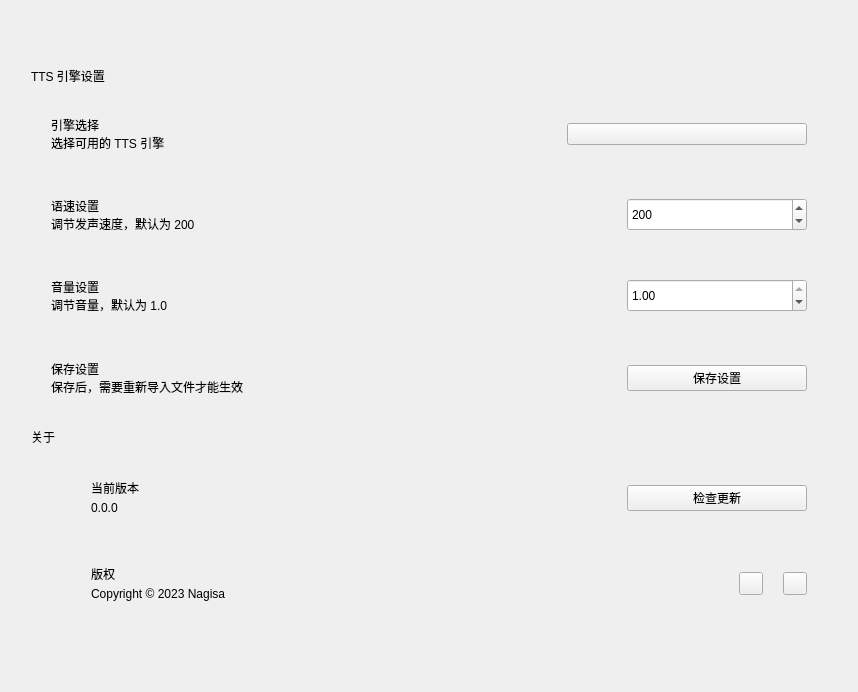
Qt form settingInterface.ui (pth2000/PowerPointReviewer) before a commit.
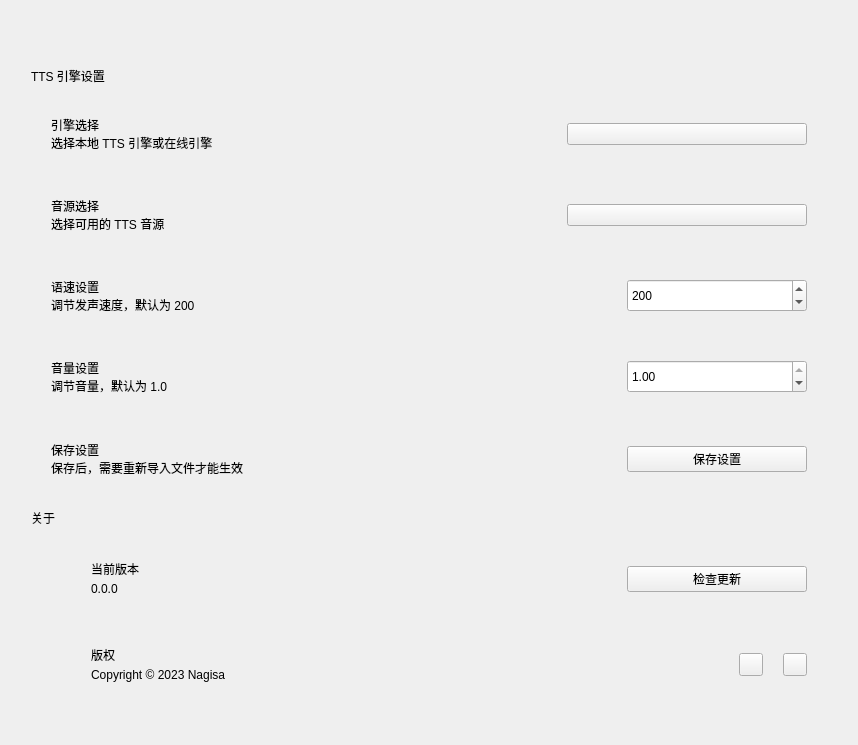
The same form after that commit. Custom widgets are drawn as their Qt base class.

Commit message: 新增讲稿字数统计；新增在线TTS引擎（测试特性）。

Patch:
```diff
--- a/settingInterface.ui
+++ b/settingInterface.ui
@@ -7,7 +7,7 @@
     <x>0</x>
     <y>0</y>
     <width>858</width>
-    <height>692</height>
+    <height>745</height>
    </rect>
   </property>
   <property name="windowTitle">
@@ -66,6 +66,77 @@
            </property>
           </widget>
          </item>
+         <item>
+          <widget class="CardWidget" name="CardWidget_5">
+           <layout class="QHBoxLayout" name="horizontalLayout_14">
+            <property name="leftMargin">
+             <number>20</number>
+            </property>
+            <property name="topMargin">
+             <number>20</number>
+            </property>
+            <property name="rightMargin">
+             <number>20</number>
+            </property>
+            <property name="bottomMargin">
+             <number>20</number>
+            </property>
+            <item>
+             <layout class="QVBoxLayout" name="verticalLayout_11">
+              <property name="spacing">
+               <number>0</number>
+              </property>
+              <item>
+               <widget class="QLabel" name="engineSelectPathLabel">
+                <property name="styleSheet">
+                 <string notr="true">font: 700 10pt 'Segoe UI', 'Microsoft YaHei', 'PingFang SC';</string>
+                </property>
+                <property name="text">
+                 <string>引擎选择</string>
+                </property>
+               </widget>
+              </item>
+              <item>
+               <widget class="CaptionLabel" name="engineSelectCaptionLabel">
+                <property name="text">
+                 <string>选择本地 TTS 引擎或在线引擎</string>
+                </property>
+               </widget>
+              </item>
+             </layout>
+            </item>
+            <item>
+             <spacer name="horizontalSpacer_4">
+              <property name="orientation">
+               <enum>Qt::Horizontal</enum>
+              </property>
+              <property name="sizeHint" stdset="0">
+               <size>
+                <width>40</width>
+                <height>20</height>
+               </size>
+              </property>
+             </spacer>
+            </item>
+            <item>
+             <widget class="ComboBox" name="engineSelectComboBox">
+              <property name="minimumSize">
+               <size>
+                <width>240</width>
+                <height>0</height>
+               </size>
+              </property>
+              <property name="maximumSize">
+               <size>
+                <width>240</width>
+                <height>16777215</height>
+               </size>
+              </property>
+             </widget>
+            </item>
+           </layout>
+          </widget>
+         </item>
          <item>
           <widget class="CardWidget" name="CardWidget">
            <layout class="QHBoxLayout" name="horizontalLayout_11">
@@ -92,14 +163,14 @@
                  <string notr="true">font: 700 10pt 'Segoe UI', 'Microsoft YaHei', 'PingFang SC';</string>
                 </property>
                 <property name="text">
-                 <string>引擎选择</string>
+                 <string>音源选择</string>
                 </property>
                </widget>
               </item>
               <item>
                <widget class="CaptionLabel" name="engineCaptionLabel">
                 <property name="text">
-                 <string>选择可用的 TTS 引擎</string>
+                 <string>选择可用的 TTS 音源</string>
                 </property>
                </widget>
               </item>
```
The commit also changes 4 other files.
